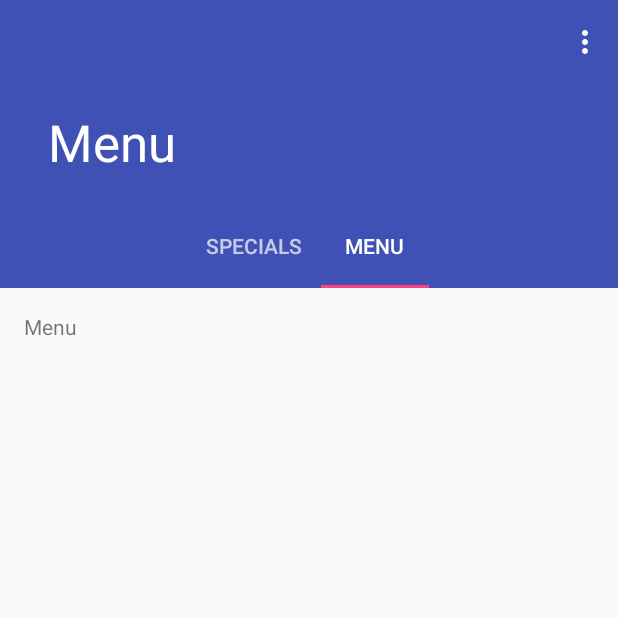
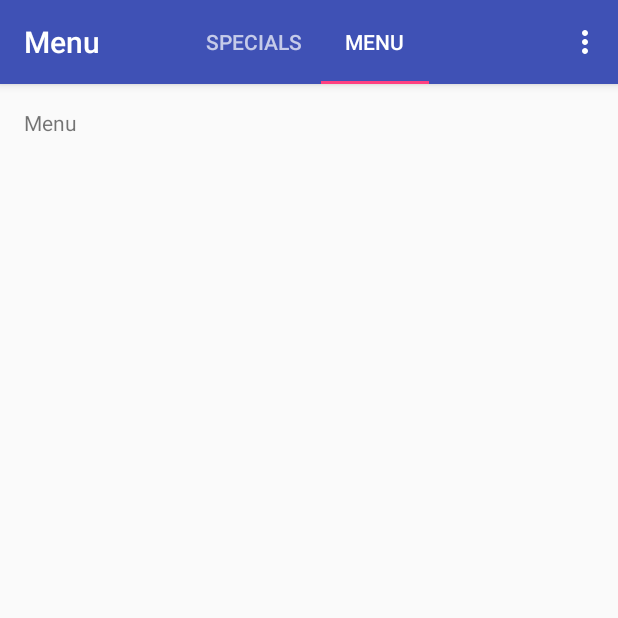
Before and after one commit to maezred/Menu-Android, an Android app: the screen it shows after launch (MainActivity), tab 2 chosen, on a phone screen of 412 x 824 dp, the top half of it. Run offline under Robolectric (Android 15) with nearby library versions, the phone set to English and light mode, and no system bars; our stand-ins replace Timber; libraries missing offline, so code that uses them is left out: net.moltendorf.android, rx.android.schedulers, rx.schedulers; 5 statements that could not run were skipped.

Commit message:
Make toolbar fixed
This was just causing too many layout complications with the full-screen-height list rows.

```diff
--- a/app/src/main/res/layout/activity_main.xml
+++ b/app/src/main/res/layout/activity_main.xml
@@ -12,33 +12,27 @@
   <android.support.design.widget.AppBarLayout
     android:id="@+id/appbar"
     android:layout_width="match_parent"
-    android:layout_height="192dp"
-    android:fitsSystemWindows="true"
+    android:layout_height="?attr/actionBarSize"
     android:theme="@style/AppTheme.AppBarOverlay">
 
-    <android.support.design.widget.CollapsingToolbarLayout
-      android:id="@+id/collapsing_toolbar"
+    <RelativeLayout
       android:layout_width="match_parent"
-      android:layout_height="match_parent"
-      app:collapsedTitleGravity="left"
-      app:expandedTitleGravity="left"
-      app:layout_scrollFlags="scroll|exitUntilCollapsed|snap">
+      android:layout_height="match_parent">
 
       <android.support.v7.widget.Toolbar
         android:id="@+id/toolbar"
         android:layout_width="match_parent"
         android:layout_height="?attr/actionBarSize"
         android:background="?attr/colorPrimary"
-        app:layout_collapseMode="pin"
         app:popupTheme="@style/AppTheme.PopupOverlay"/>
 
       <android.support.design.widget.TabLayout
         android:id="@+id/tabs"
         android:layout_width="wrap_content"
         android:layout_height="?attr/actionBarSize"
-        android:layout_gravity="bottom|center_horizontal"
+        android:layout_centerHorizontal="true"
         app:tabMode="scrollable"/>
-    </android.support.design.widget.CollapsingToolbarLayout>
+    </RelativeLayout>
   </android.support.design.widget.AppBarLayout>
 
   <android.support.v4.view.ViewPager
```
